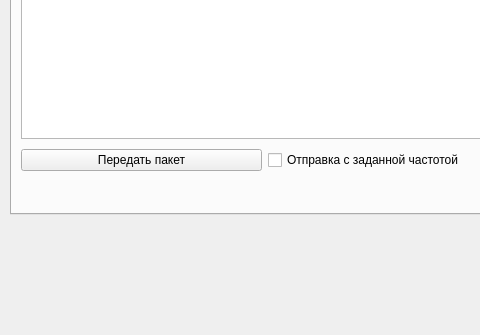
Qt form gnsswindow.ui (Semyon1968/GNSS-receiver-imitator) before a commit; both pictures show x 0 to 480 and y 275 to 610 of the 1510 by 610 pixel window.
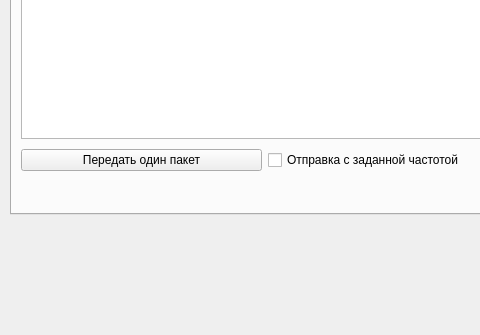
The same form after that commit.

```diff
--- a/gnsswindow.ui
+++ b/gnsswindow.ui
@@ -148,7 +148,7 @@
        <item row="12" column="0">
         <widget class="QPushButton" name="pushBtnTrancfer">
          <property name="text">
-          <string>Передать пакет</string>
+          <string>Передать один пакет</string>
          </property>
         </widget>
        </item>
```
